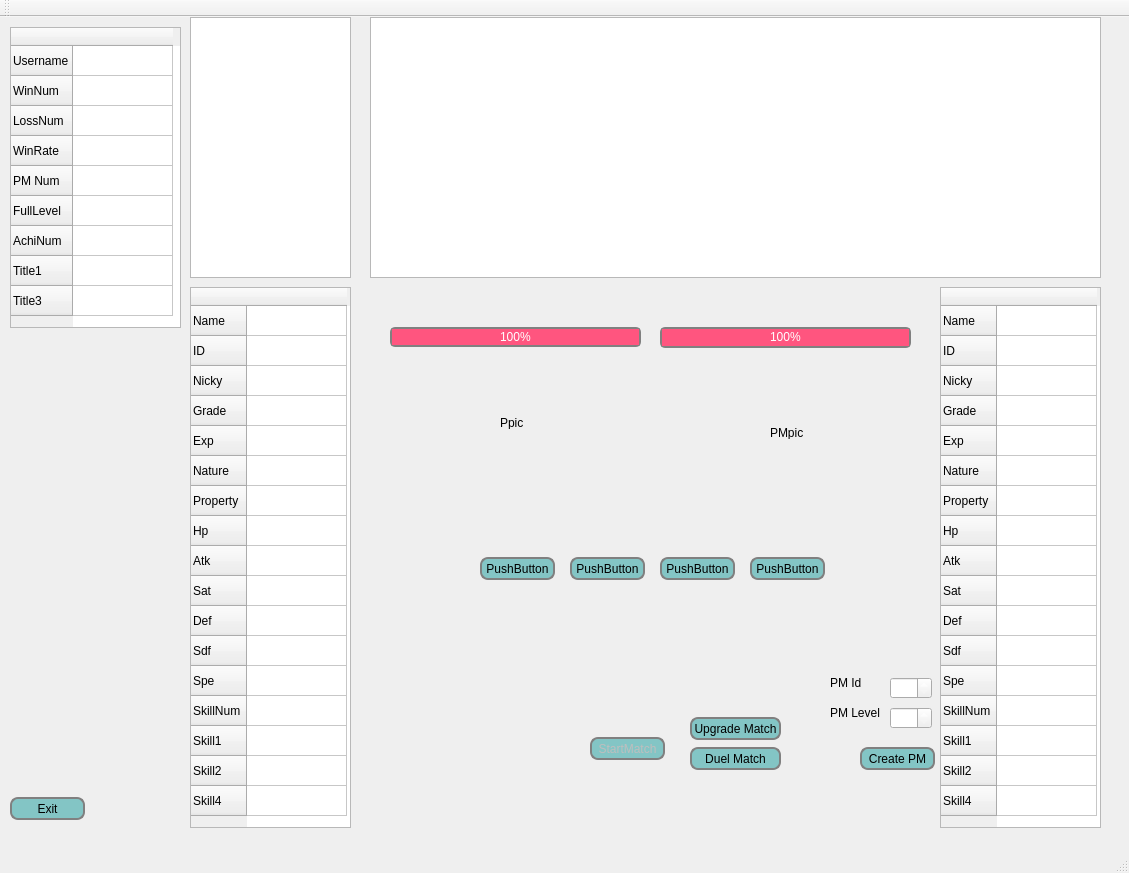
DarrenIce/QClient, file QClient/mainwindow.ui: the form before one commit.
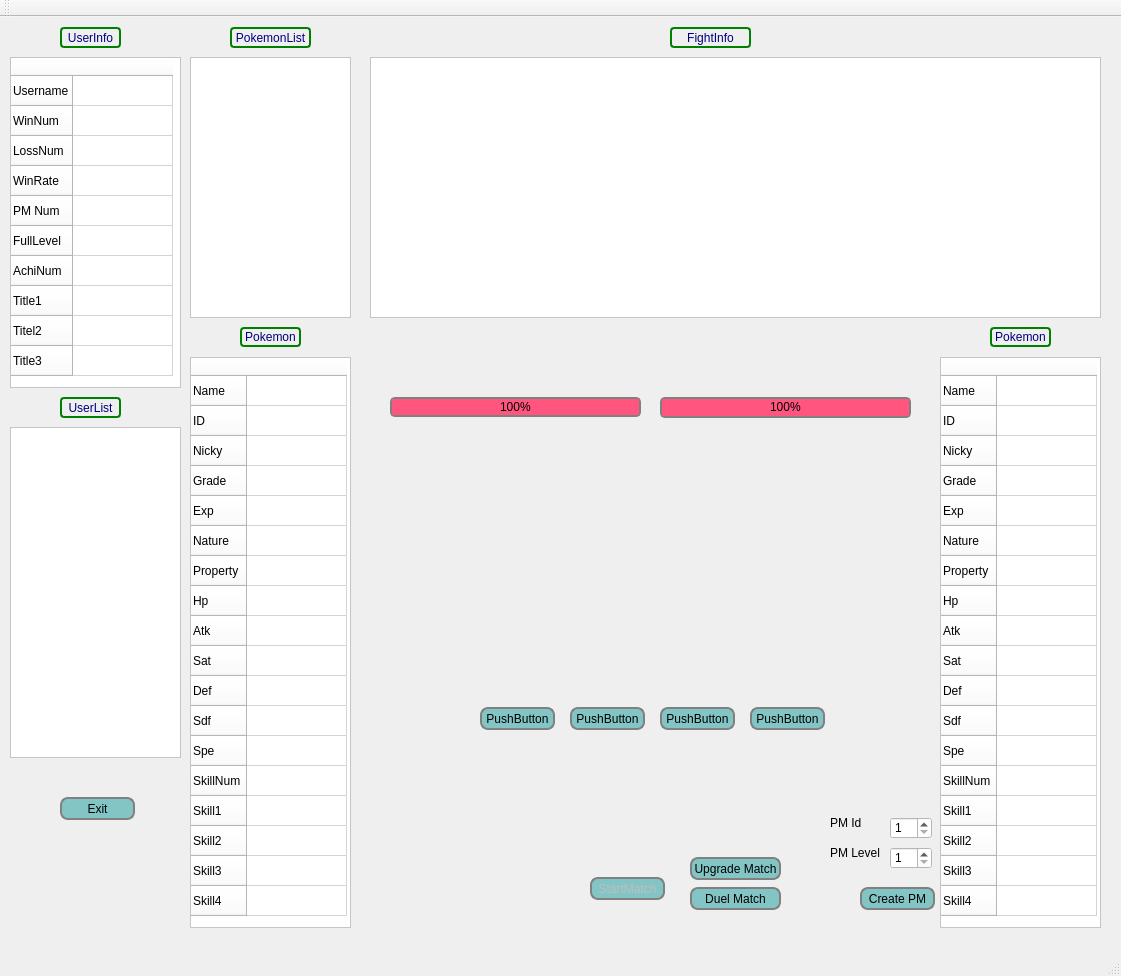
The form after the commit.

Diff of the .ui file:
```diff
--- a/QClient/mainwindow.ui
+++ b/QClient/mainwindow.ui
@@ -9,23 +9,29 @@
    <rect>
     <x>0</x>
     <y>0</y>
-    <width>1129</width>
-    <height>873</height>
+    <width>1121</width>
+    <height>976</height>
    </rect>
   </property>
   <property name="windowTitle">
    <string>MainWindow</string>
   </property>
+  <property name="styleSheet">
+   <string notr="true"/>
+  </property>
   <widget class="QWidget" name="centralWidget">
    <widget class="QListWidget" name="PMList">
     <property name="geometry">
      <rect>
       <x>190</x>
-      <y>0</y>
+      <y>40</y>
       <width>161</width>
       <height>261</height>
      </rect>
     </property>
+    <property name="styleSheet">
+     <string notr="true">background-color: rgb(255, 255, 255);</string>
+    </property>
     <property name="editTriggers">
      <set>QAbstractItemView::NoEditTriggers</set>
     </property>
@@ -34,7 +40,7 @@
     <property name="geometry">
      <rect>
       <x>690</x>
-      <y>700</y>
+      <y>840</y>
       <width>91</width>
       <height>23</height>
      </rect>
@@ -54,7 +60,7 @@
     <property name="geometry">
      <rect>
       <x>690</x>
-      <y>730</y>
+      <y>870</y>
       <width>91</width>
       <height>23</height>
      </rect>
@@ -74,7 +80,7 @@
     <property name="geometry">
      <rect>
       <x>390</x>
-      <y>310</y>
+      <y>380</y>
       <width>251</width>
       <height>20</height>
      </rect>
@@ -84,7 +90,7 @@
      border: 2px solid grey;
      border-radius: 5px;
      text-align: center;
-	 color: rgb(255, 255, 255);
+	 
  }
  
  QProgressBar::chunk {
@@ -104,7 +110,7 @@
     <property name="geometry">
      <rect>
       <x>660</x>
-      <y>310</y>
+      <y>380</y>
       <width>251</width>
       <height>21</height>
      </rect>
@@ -114,7 +120,6 @@
      border: 2px solid grey;
      border-radius: 5px;
      text-align: center;
-	 color: rgb(255, 255, 255);
  }
  
  QProgressBar::chunk {
@@ -130,7 +135,7 @@
     <property name="geometry">
      <rect>
       <x>480</x>
-      <y>540</y>
+      <y>690</y>
       <width>75</width>
       <height>23</height>
      </rect>
@@ -150,7 +155,7 @@
     <property name="geometry">
      <rect>
       <x>570</x>
-      <y>540</y>
+      <y>690</y>
       <width>75</width>
       <height>23</height>
      </rect>
@@ -170,7 +175,7 @@
     <property name="geometry">
      <rect>
       <x>660</x>
-      <y>540</y>
+      <y>690</y>
       <width>75</width>
       <height>23</height>
      </rect>
@@ -190,7 +195,7 @@
     <property name="geometry">
      <rect>
       <x>750</x>
-      <y>540</y>
+      <y>690</y>
       <width>75</width>
       <height>23</height>
      </rect>
@@ -210,13 +215,13 @@
     <property name="geometry">
      <rect>
       <x>890</x>
-      <y>660</y>
+      <y>800</y>
       <width>42</width>
       <height>22</height>
      </rect>
     </property>
     <property name="styleSheet">
-     <string notr="true">color: rgb(255, 255, 255);</string>
+     <string notr="true">background-color: rgb(255, 255, 255);</string>
     </property>
     <property name="minimum">
      <number>1</number>
@@ -229,11 +234,14 @@
     <property name="geometry">
      <rect>
       <x>830</x>
-      <y>660</y>
+      <y>800</y>
       <width>54</width>
       <height>12</height>
      </rect>
     </property>
+    <property name="styleSheet">
+     <string notr="true"/>
+    </property>
     <property name="text">
      <string>PM Id</string>
     </property>
@@ -242,13 +250,13 @@
     <property name="geometry">
      <rect>
       <x>890</x>
-      <y>690</y>
+      <y>830</y>
       <width>42</width>
       <height>22</height>
      </rect>
     </property>
     <property name="styleSheet">
-     <string notr="true">color: rgb(255, 255, 255);</string>
+     <string notr="true">background-color: rgb(255, 255, 255);</string>
     </property>
     <property name="minimum">
      <number>1</number>
@@ -261,7 +269,7 @@
     <property name="geometry">
      <rect>
       <x>830</x>
-      <y>690</y>
+      <y>830</y>
       <width>54</width>
       <height>12</height>
      </rect>
@@ -274,7 +282,7 @@
     <property name="geometry">
      <rect>
       <x>860</x>
-      <y>730</y>
+      <y>870</y>
       <width>75</width>
       <height>23</height>
      </rect>
@@ -293,38 +301,41 @@
    <widget class="QLabel" name="Ppic">
     <property name="geometry">
      <rect>
-      <x>500</x>
-      <y>400</y>
-      <width>54</width>
-      <height>12</height>
+      <x>470</x>
+      <y>460</y>
+      <width>111</width>
+      <height>121</height>
      </rect>
     </property>
     <property name="text">
-     <string>Ppic</string>
+     <string/>
     </property>
    </widget>
    <widget class="QLabel" name="PMpic">
     <property name="geometry">
      <rect>
-      <x>770</x>
-      <y>410</y>
-      <width>54</width>
-      <height>12</height>
+      <x>740</x>
+      <y>460</y>
+      <width>111</width>
+      <height>121</height>
      </rect>
     </property>
     <property name="text">
-     <string>PMpic</string>
+     <string/>
     </property>
    </widget>
    <widget class="QTextBrowser" name="FightInfo">
     <property name="geometry">
      <rect>
       <x>370</x>
-      <y>0</y>
+      <y>40</y>
       <width>731</width>
       <height>261</height>
      </rect>
     </property>
+    <property name="styleSheet">
+     <string notr="true">background-color: rgb(255, 255, 255);</string>
+    </property>
    </widget>
    <widget class="QPushButton" name="StartMatch">
     <property name="enabled">
@@ -333,7 +344,7 @@
     <property name="geometry">
      <rect>
       <x>590</x>
-      <y>720</y>
+      <y>860</y>
       <width>75</width>
       <height>23</height>
      </rect>
@@ -352,7 +363,7 @@
    <widget class="QPushButton" name="Exit">
     <property name="geometry">
      <rect>
-      <x>10</x>
+      <x>60</x>
       <y>780</y>
       <width>75</width>
       <height>23</height>
@@ -376,11 +387,14 @@
     <property name="geometry">
      <rect>
       <x>10</x>
-      <y>10</y>
+      <y>40</y>
       <width>171</width>
-      <height>301</height>
+      <height>331</height>
      </rect>
     </property>
+    <property name="styleSheet">
+     <string notr="true">background-color: rgb(255, 255, 255);</string>
+    </property>
     <property name="editTriggers">
      <set>QAbstractItemView::NoEditTriggers</set>
     </property>
@@ -424,6 +438,11 @@
       <string>Title1</string>
      </property>
     </row>
+    <row>
+     <property name="text">
+      <string>Titel2</string>
+     </property>
+    </row>
     <row>
      <property name="text">
       <string>Title3</string>
@@ -431,7 +450,16 @@
     </row>
     <column>
      <property name="text">
-      <string> </string>
+      <string/>
+     </property>
+     <property name="foreground">
+      <brush brushstyle="NoBrush">
+       <color alpha="255">
+        <red>0</red>
+        <green>0</green>
+        <blue>0</blue>
+       </color>
+      </brush>
      </property>
     </column>
    </widget>
@@ -439,11 +467,14 @@
     <property name="geometry">
      <rect>
       <x>190</x>
-      <y>270</y>
+      <y>340</y>
       <width>161</width>
-      <height>541</height>
+      <height>571</height>
      </rect>
     </property>
+    <property name="styleSheet">
+     <string notr="true">background-color: rgb(255, 255, 255);</string>
+    </property>
     <property name="editTriggers">
      <set>QAbstractItemView::NoEditTriggers</set>
     </property>
@@ -527,6 +558,11 @@
       <string>Skill2</string>
      </property>
     </row>
+    <row>
+     <property name="text">
+      <string>Skill3</string>
+     </property>
+    </row>
     <row>
      <property name="text">
       <string>Skill4</string>
@@ -534,7 +570,16 @@
     </row>
     <column>
      <property name="text">
-      <string> </string>
+      <string/>
+     </property>
+     <property name="foreground">
+      <brush brushstyle="NoBrush">
+       <color alpha="255">
+        <red>0</red>
+        <green>0</green>
+        <blue>0</blue>
+       </color>
+      </brush>
      </property>
     </column>
    </widget>
@@ -542,11 +587,14 @@
     <property name="geometry">
      <rect>
       <x>940</x>
-      <y>270</y>
+      <y>340</y>
       <width>161</width>
-      <height>541</height>
+      <height>571</height>
      </rect>
     </property>
+    <property name="styleSheet">
+     <string notr="true">background-color: rgb(255, 255, 255);</string>
+    </property>
     <property name="editTriggers">
      <set>QAbstractItemView::NoEditTriggers</set>
     </property>
@@ -630,6 +678,11 @@
       <string>Skill2</string>
      </property>
     </row>
+    <row>
+     <property name="text">
+      <string>Skill3</string>
+     </property>
+    </row>
     <row>
      <property name="text">
       <string>Skill4</string>
@@ -637,10 +690,158 @@
     </row>
     <column>
      <property name="text">
-      <string> </string>
+      <string/>
+     </property>
+     <property name="foreground">
+      <brush brushstyle="NoBrush">
+       <color alpha="255">
+        <red>0</red>
+        <green>0</green>
+        <blue>0</blue>
+       </color>
+      </brush>
      </property>
     </column>
    </widget>
+   <widget class="QListWidget" name="UserList">
+    <property name="geometry">
+     <rect>
+      <x>10</x>
+      <y>410</y>
+      <width>171</width>
+      <height>331</height>
+     </rect>
+    </property>
+    <property name="styleSheet">
+     <string notr="true">background-color: rgb(255, 255, 255);</string>
+    </property>
+   </widget>
+   <widget class="QLabel" name="label">
+    <property name="geometry">
+     <rect>
+      <x>60</x>
+      <y>380</y>
+      <width>61</width>
+      <height>21</height>
+     </rect>
+    </property>
+    <property name="styleSheet">
+     <string notr="true">color: rgb(0, 0, 127);
+	border: 2px solid green;
+    border-radius: 4px;</string>
+    </property>
+    <property name="text">
+     <string>UserList</string>
+    </property>
+    <property name="alignment">
+     <set>Qt::AlignCenter</set>
+    </property>
+   </widget>
+   <widget class="QLabel" name="label_2">
+    <property name="geometry">
+     <rect>
+      <x>60</x>
+      <y>10</y>
+      <width>61</width>
+      <height>21</height>
+     </rect>
+    </property>
+    <property name="styleSheet">
+     <string notr="true">color: rgb(0, 0, 127);
+	border: 2px solid green;
+    border-radius: 4px;</string>
+    </property>
+    <property name="text">
+     <string>UserInfo</string>
+    </property>
+    <property name="alignment">
+     <set>Qt::AlignCenter</set>
+    </property>
+   </widget>
+   <widget class="QLabel" name="label_3">
+    <property name="geometry">
+     <rect>
+      <x>230</x>
+      <y>10</y>
+      <width>81</width>
+      <height>21</height>
+     </rect>
+    </property>
+    <property name="styleSheet">
+     <string notr="true">color: rgb(0, 0, 127);
+	border: 2px solid green;
+    border-radius: 4px;</string>
+    </property>
+    <property name="text">
+     <string>PokemonList</string>
+    </property>
+    <property name="alignment">
+     <set>Qt::AlignCenter</set>
+    </property>
+   </widget>
+   <widget class="QLabel" name="label_4">
+    <property name="geometry">
+     <rect>
+      <x>240</x>
+      <y>310</y>
+      <width>61</width>
+      <height>20</height>
+     </rect>
+    </property>
+    <property name="styleSheet">
+     <string notr="true">color: rgb(0, 0, 127);
+	border: 2px solid green;
+    border-radius: 4px;</string>
+    </property>
+    <property name="text">
+     <string>Pokemon</string>
+    </property>
+    <property name="alignment">
+     <set>Qt::AlignCenter</set>
+    </property>
+   </widget>
+   <widget class="QLabel" name="label_5">
+    <property name="geometry">
+     <rect>
+      <x>990</x>
+      <y>310</y>
+      <width>61</width>
+      <height>20</height>
+     </rect>
+    </property>
+    <property name="styleSheet">
+     <string notr="true">color: rgb(0, 0, 127);
+	border: 2px solid green;
+    border-radius: 4px;</string>
+    </property>
+    <property name="text">
+     <string>Pokemon</string>
+    </property>
+    <property name="alignment">
+     <set>Qt::AlignCenter</set>
+    </property>
+   </widget>
+   <widget class="QLabel" name="label_6">
+    <property name="geometry">
+     <rect>
+      <x>670</x>
+      <y>10</y>
+      <width>81</width>
+      <height>21</height>
+     </rect>
+    </property>
+    <property name="styleSheet">
+     <string notr="true">color: rgb(0, 0, 127);
+	border: 2px solid green;
+    border-radius: 4px;</string>
+    </property>
+    <property name="text">
+     <string>FightInfo</string>
+    </property>
+    <property name="alignment">
+     <set>Qt::AlignCenter</set>
+    </property>
+   </widget>
    <zorder>UserPm</zorder>
    <zorder>PMList</zorder>
    <zorder>UpgradeMatch</zorder>
```
Left out of the diff: 13 changed lines with no effect on the pictures.
